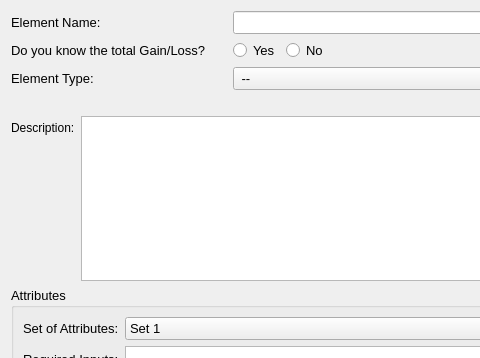
The window that project/app/ui/new_element.ui (LMaiorano/Link-Budget-Toolbox) describes before a commit, drawn with Qt 5; both pictures show x 0 to 480 and y 0 to 358 of the 749 by 562 pixel window.
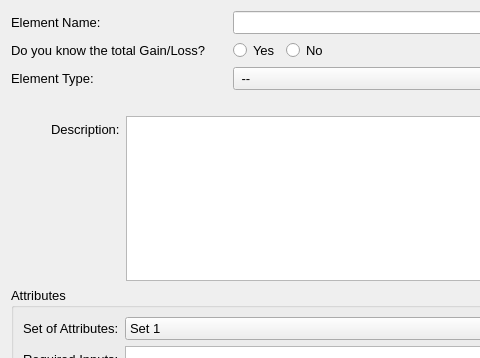
The same window after the commit.

Commit message: Changed layout New Element Dialog

```diff
--- a/project/app/ui/new_element.ui
+++ b/project/app/ui/new_element.ui
@@ -164,16 +164,47 @@
     </spacer>
    </item>
    <item>
+    <layout class="QGridLayout" name="gridLayout">
+     <item row="1" column="1">
     <layout class="QFormLayout" name="group_description">
      <item row="0" column="0">
       <widget class="QLabel" name="lbl_description">
+         <property name="font">
+          <font>
+           <pointsize>10</pointsize>
+          </font>
+         </property>
        <property name="text">
         <string>Description:</string>
        </property>
       </widget>
      </item>
      <item row="0" column="1">
-      <widget class="QPlainTextEdit" name="txt_description"/>
+        <widget class="QPlainTextEdit" name="txt_description">
+         <property name="font">
+          <font>
+           <pointsize>10</pointsize>
+          </font>
+         </property>
+        </widget>
+       </item>
+      </layout>
+     </item>
+     <item row="1" column="0">
+      <spacer name="horizontalSpacer_2">
+       <property name="orientation">
+        <enum>Qt::Horizontal</enum>
+       </property>
+       <property name="sizeType">
+        <enum>QSizePolicy::Maximum</enum>
+       </property>
+       <property name="sizeHint" stdset="0">
+        <size>
+         <width>40</width>
+         <height>20</height>
+        </size>
+       </property>
+      </spacer>
      </item>
     </layout>
    </item>
```
Lines whose indentation alone changed are shown as unchanged.
